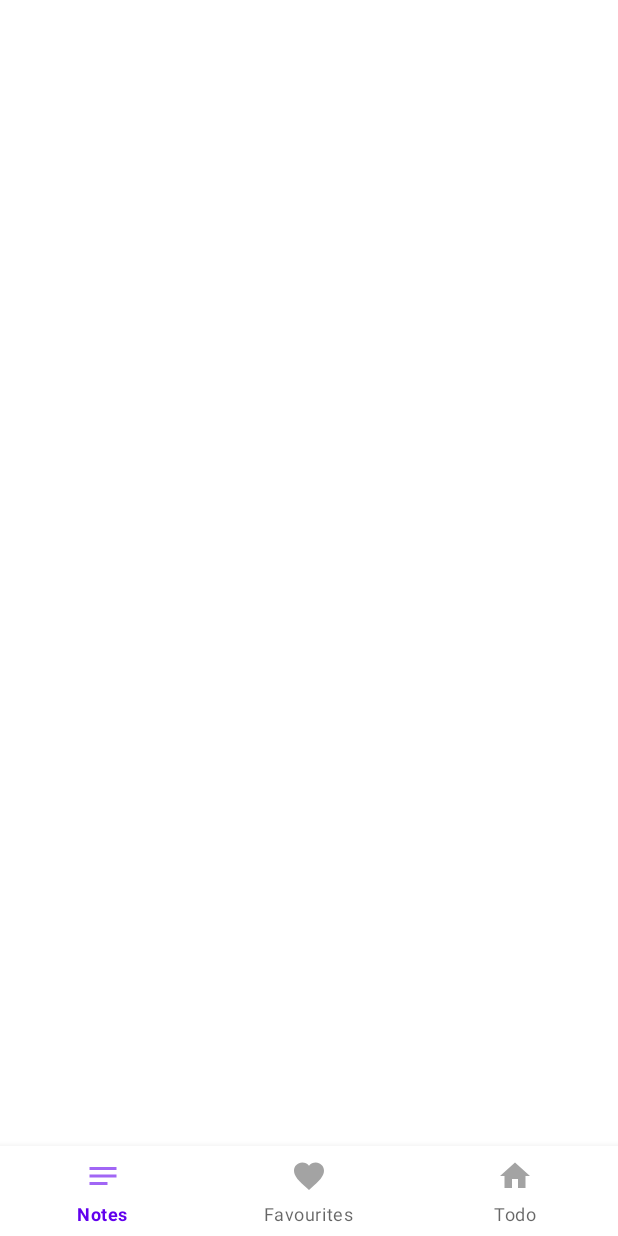
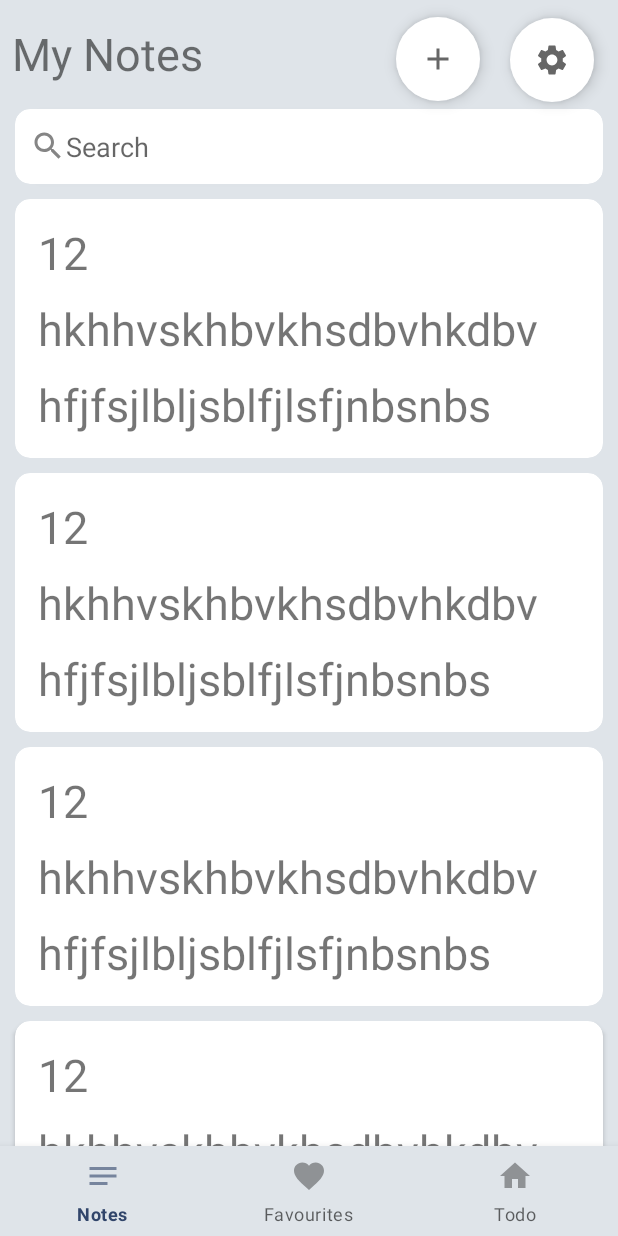
Before and after one commit to omudavid/NotezPad, an Android app: the screen it shows after launch (MainActivity), on a phone screen of 412 x 824 dp. Before the commit the screen is almost empty. Run offline under Robolectric (Android 15) with nearby library versions, the phone set to English and light mode, and no system bars; our stand-ins replace Room's generated code.

Commit message:
Adapter completed

```diff
--- a/app/build.gradle
+++ b/app/build.gradle
@@ -31,6 +31,11 @@ android {
     kotlinOptions {
         jvmTarget = '1.8'
     }
+
+    buildFeatures {
+        viewBinding = true
+
+    }
 }
 
 dependencies {
--- a/app/src/main/AndroidManifest.xml
+++ b/app/src/main/AndroidManifest.xml
@@ -19,7 +19,8 @@
             </intent-filter>
         </activity>
 
-        <activity android:name=".ui.MainActivity">
+        <activity android:name=".ui.MainActivity"
+            android:windowSoftInputMode="adjustPan">
             <intent-filter>
                 <action android:name="android.intent.action.MAIN" />
 
--- a/app/src/main/java/com/hackerman/notezpad/ui/MainActivity.kt
+++ b/app/src/main/java/com/hackerman/notezpad/ui/MainActivity.kt
@@ -7,7 +7,6 @@ import com.hackerman.notezpad.R
 class MainActivity : AppCompatActivity() {
     override fun onCreate(savedInstanceState: Bundle?) {
         super.onCreate(savedInstanceState)
-//        setContentView(R.layout.activity_main)
         setContentView(R.layout.activity_main)
     }
 }
--- /dev/null
+++ b/app/src/main/java/com/hackerman/notezpad/ui/adapter/NotesAdapter.kt
@@ -0,0 +1,50 @@
+package com.hackerman.notezpad.ui.adapter
+
+import android.view.LayoutInflater
+import android.view.View
+import android.view.ViewGroup
+import android.widget.TextClock
+import android.widget.TextView
+import androidx.recyclerview.widget.RecyclerView
+import com.hackerman.notezpad.R
+import com.hackerman.notezpad.ui.model.Note
+import java.util.zip.Inflater
+
+class NotesAdapter(var list:List<Note>, var clicker:ClickListener)
+    : RecyclerView.Adapter<NotesAdapter.ViewHolder>()
+{
+
+    class ViewHolder(itemView: View):RecyclerView.ViewHolder(itemView){
+        private val date:TextView = itemView.findViewById(R.id.note_date)
+        private val title:TextView = itemView.findViewById(R.id.note_title)
+        private val body: TextView = itemView.findViewById(R.id.note_bodySnippet)
+
+        fun initialize(currentItem:Note,clicker: ClickListener){
+            date.text = currentItem.id.toString()
+            title.text = currentItem.title
+            body.text = currentItem.body
+
+            itemView.setOnClickListener {
+                clicker.itemClick(currentItem,adapterPosition)
+            }
+        }
+    }
+
+    override fun onCreateViewHolder(parent: ViewGroup, viewType: Int): ViewHolder {
+        val itemView = LayoutInflater.from(parent.context).inflate(R.layout.note_item_template,parent,false)
+        return ViewHolder(itemView)
+    }
+
+    override fun onBindViewHolder(holder: ViewHolder, position: Int) {
+        val currentItem = list[position]
+        holder.initialize(currentItem,clicker)
+    }
+
+    override fun getItemCount() = list.size
+
+
+}
+
+interface ClickListener{
+    fun itemClick(currentItem: Note,position: Int)
+}
--- a/app/src/main/java/com/hackerman/notezpad/ui/database/Database.kt
+++ b/app/src/main/java/com/hackerman/notezpad/ui/database/Database.kt
@@ -26,5 +26,5 @@ abstract class NotezPadDatabase :RoomDatabase() {
 
     abstract fun toDosDao():ToDosDao
 
-    abstract fun NotesDao():NotesDao
+    abstract fun notesDao():NotesDao
 }
--- a/app/src/main/java/com/hackerman/notezpad/ui/screens/MainFragment.kt
+++ b/app/src/main/java/com/hackerman/notezpad/ui/screens/MainFragment.kt
@@ -5,9 +5,43 @@ import androidx.fragment.app.Fragment
 import android.view.LayoutInflater
 import android.view.View
 import android.view.ViewGroup
+import androidx.navigation.fragment.findNavController
 import com.hackerman.notezpad.R
+import com.hackerman.notezpad.databinding.FragmentMainBinding
 
 
 class MainFragment : Fragment(R.layout.fragment_main) {
+     private var binding:FragmentMainBinding? = null
+
+    override fun onCreateView(
+        inflater: LayoutInflater,
+        container: ViewGroup?,
+        savedInstanceState: Bundle?
+    ): View? {
+         binding = FragmentMainBinding.inflate(inflater, container, false)
+        return binding!!.root
+    }
+
+    override fun onActivityCreated(savedInstanceState: Bundle?) {
+        super.onActivityCreated(savedInstanceState)
+
+        setFragment(NotesFragment())
+
+        binding?.bottomNavigationView?.setOnNavigationItemSelectedListener {
+            when (it.itemId){
+                R.id.notes -> setFragment( NotesFragment())
+                R.id.favorites -> setFragment( FavouritesFragment())
+                R.id.todos -> setFragment(ToDosFragment())
+            }
+            true
+        }
+    }
+
+    private fun setFragment(fragment:Fragment){
+        fragmentManager?.beginTransaction()?.apply {
+            replace(R.id.frameLayout,fragment)
+            commit()
+        }
+    }
 
 }
--- a/app/src/main/java/com/hackerman/notezpad/ui/screens/NotesFragment.kt
+++ b/app/src/main/java/com/hackerman/notezpad/ui/screens/NotesFragment.kt
@@ -1,10 +1,57 @@
 package com.hackerman.notezpad.ui.screens
 
 
+import android.content.Context
+import android.os.Bundle
+import android.view.LayoutInflater
+import android.view.View
+import android.view.ViewGroup
+import android.view.inputmethod.InputMethodManager
+import android.widget.Toast
 import androidx.fragment.app.Fragment
+import androidx.recyclerview.widget.LinearLayoutManager
 import com.hackerman.notezpad.R
+import com.hackerman.notezpad.databinding.FragmentNotesBinding
+import com.hackerman.notezpad.ui.adapter.ClickListener
+import com.hackerman.notezpad.ui.adapter.NotesAdapter
+import com.hackerman.notezpad.ui.model.Note
 
 
-class NotesFragment : Fragment(R.layout.fragment_notes) {
+class NotesFragment : Fragment(),ClickListener {
+    private var _binding: FragmentNotesBinding? = null
+    private val binding get() = _binding
 
+    override fun onCreateView(inflater: LayoutInflater, container: ViewGroup?, savedInstanceState: Bundle?):
+            View? {
+        _binding = FragmentNotesBinding.inflate(inflater,container,false)
+        return _binding!!.root
+    }
+
+    override fun onActivityCreated(savedInstanceState: Bundle?) {
+        super.onActivityCreated(savedInstanceState)
+        view?.setOnClickListener(){
+            val imm = context?.getSystemService(Context.INPUT_METHOD_SERVICE) as InputMethodManager
+            imm.hideSoftInputFromWindow(requireView().windowToken,0)
+        }
+
+
+        val list = listOf<Note>(Note(12,"hkhhvskhbvkhsdbvhkdbv","hfjfsjlbljsblfjlsfjnbsnbs"),
+                Note(12,"hkhhvskhbvkhsdbvhkdbv","hfjfsjlbljsblfjlsfjnbsnbs"),
+                Note(12,"hkhhvskhbvkhsdbvhkdbv","hfjfsjlbljsblfjlsfjnbsnbs"),
+                Note(12,"hkhhvskhbvkhsdbvhkdbv","hfjfsjlbljsblfjlsfjnbsnbs"),
+                Note(12,"hkhhvskhbvkhsdbvhkdbv","hfjfsjlbljsblfjlsfjnbsnbs"),
+                Note(12,"hkhhvskhbvkhsdbvhkdbv","hfjfsjlbljsblfjlsfjnbsnbs"),
+
+        )
+
+
+        var adater = NotesAdapter(list,this)
+        binding?.notesFragmentRv?.adapter = adater
+        binding?.notesFragmentRv?.layoutManager = LinearLayoutManager(context)
+        adater.notifyDataSetChanged()
+    }
+
+    override fun itemClick(currentItem: Note, position: Int) {
+        Toast.makeText(context,"$currentItem",Toast.LENGTH_SHORT).show()
+    }
 }
--- a/app/src/main/res/layout/fragment_favourites.xml
+++ b/app/src/main/res/layout/fragment_favourites.xml
@@ -3,7 +3,7 @@
     xmlns:android="http://schemas.android.com/apk/res/android"
     xmlns:app="http://schemas.android.com/apk/res-auto"
     xmlns:tools="http://schemas.android.com/tools"
-    android:background="@color/colourDayThemeBg"
+    android:background="?attr/MainBackground"
     android:layout_width="match_parent"
     android:layout_height="match_parent"
     tools:context=".ui.screens.FavouritesFragment">
--- a/app/src/main/res/layout/fragment_main.xml
+++ b/app/src/main/res/layout/fragment_main.xml
@@ -8,6 +8,7 @@
     tools:context=".ui.screens.MainFragment">
 
     <FrameLayout
+        android:id="@+id/frameLayout"
         android:layout_width="match_parent"
         android:layout_height="0dp"
         app:layout_constraintBottom_toTopOf="@+id/bottomNavigationView"
@@ -15,13 +16,17 @@
         app:layout_constraintStart_toStartOf="parent"
         app:layout_constraintTop_toTopOf="parent" />
 
+
     <com.google.android.material.bottomnavigation.BottomNavigationView
         android:id="@+id/bottomNavigationView"
         android:layout_width="match_parent"
         android:layout_height="60dp"
+        android:background="?attr/MainBackground"
         app:layout_constraintBottom_toBottomOf="parent"
         app:layout_constraintEnd_toEndOf="parent"
         app:layout_constraintStart_toStartOf="parent"
+        app:layout_constraintTop_toTopOf="parent"
+        app:layout_constraintVertical_bias="1.0"
         app:menu="@menu/bottom_nav_menu" />
 
 
--- a/app/src/main/res/layout/fragment_notes.xml
+++ b/app/src/main/res/layout/fragment_notes.xml
@@ -3,7 +3,7 @@
     xmlns:android="http://schemas.android.com/apk/res/android"
     xmlns:app="http://schemas.android.com/apk/res-auto"
     xmlns:tools="http://schemas.android.com/tools"
-    android:background="@color/colourDayThemeBg"
+    android:background="?attr/MainBackground"
     android:layout_width="match_parent"
     android:layout_height="match_parent"
     tools:context=".ui.screens.NotesFragment">
@@ -25,6 +25,7 @@
         android:layout_width="0dp"
         android:layout_height="50dp"
         android:layout_marginTop="5dp"
+        android:backgroundTint="?attr/cardView"
         android:layout_marginRight ="10dp"
         android:layout_marginLeft ="10dp"
         app:cardCornerRadius="10dp"
@@ -48,10 +49,12 @@
         android:layout_height="wrap_content"
         android:layout_marginTop="20dp"
         android:layout_marginRight="20dp"
-        android:backgroundTint="@color/white"
+        android:layout_marginBottom="10dp"
+        android:backgroundTint="?attr/cardView"
         android:contentDescription="TODO"
         android:src="@drawable/ic_add"
         app:borderWidth="0dp"
+        android:elevation="300dp"
         app:layout_constraintBottom_toBottomOf="@+id/floatingActionButton2"
         app:layout_constraintEnd_toStartOf="@+id/floatingActionButton2"
         app:layout_constraintTop_toTopOf="parent" />
@@ -60,11 +63,11 @@
         android:id="@+id/floatingActionButton2"
         android:layout_width="wrap_content"
         android:layout_height="wrap_content"
-        android:backgroundTint="@color/white"
-        android:layout_marginTop= "20dp"
-        android:layout_marginRight="20dp"
+        android:layout_marginTop="12dp"
+        android:layout_marginEnd="16dp"
+        android:backgroundTint="?attr/cardView"
+        android:src="@drawable/ic_settings"
         app:borderWidth="0dp"
-        android:src="@drawable/ic_settings"
         app:layout_constraintEnd_toEndOf="parent"
         app:layout_constraintTop_toTopOf="parent" />
 
@@ -74,10 +77,11 @@
         android:layout_height="0dp"
         app:layout_constraintBottom_toBottomOf="parent"
         app:layout_constraintEnd_toEndOf="parent"
+        app:layout_constraintHorizontal_bias="0.0"
         app:layout_constraintStart_toStartOf="parent"
         app:layout_constraintTop_toBottomOf="@+id/cardView"
+        app:layout_constraintVertical_bias="0.0"
         tools:listitem="@layout/note_item_template" />
 
 
-
 </androidx.constraintlayout.widget.ConstraintLayout>
--- a/app/src/main/res/layout/fragment_to_dos.xml
+++ b/app/src/main/res/layout/fragment_to_dos.xml
@@ -3,7 +3,7 @@
     xmlns:android="http://schemas.android.com/apk/res/android"
     xmlns:app="http://schemas.android.com/apk/res-auto"
     xmlns:tools="http://schemas.android.com/tools"
-    android:background="@color/colourDayThemeBg"
+    android:background="?attr/MainBackground"
     android:layout_width="match_parent"
     android:layout_height="match_parent"
     tools:context=".ui.screens.ToDosFragment">
--- a/app/src/main/res/layout/note_item_template.xml
+++ b/app/src/main/res/layout/note_item_template.xml
@@ -2,7 +2,6 @@
 <androidx.cardview.widget.CardView
     xmlns:android="http://schemas.android.com/apk/res/android"
     xmlns:app="http://schemas.android.com/apk/res-auto"
-    xmlns:tools="http://schemas.android.com/tools"
     android:layout_marginTop="10dp"
     android:layout_marginLeft="10dp"
     android:layout_marginRight="10dp"
@@ -16,7 +15,7 @@
         android:layout_height="wrap_content">
 
         <TextView
-            android:id="@+id/textView2"
+            android:id="@+id/note_date"
             android:layout_width="wrap_content"
             android:layout_height="wrap_content"
             android:text="date"
@@ -26,17 +25,17 @@
             app:layout_constraintTop_toTopOf="parent" />
 
         <TextView
-            android:id="@+id/textView3"
+            android:id="@+id/note_title"
             android:layout_width="wrap_content"
             android:layout_height="wrap_content"
             android:layout_margin="10dp"
             android:text="Title"
             android:textSize="30sp"
             app:layout_constraintStart_toStartOf="parent"
-            app:layout_constraintTop_toBottomOf="@+id/textView2" />
+            app:layout_constraintTop_toBottomOf="@+id/note_date" />
 
         <TextView
-
+            android:id="@+id/note_bodySnippet"
             android:layout_width="wrap_content"
             android:layout_height="wrap_content"
             android:layout_margin="10dp"
@@ -46,7 +45,7 @@
             android:textSize="30sp"
             app:layout_constraintBottom_toBottomOf="parent"
             app:layout_constraintStart_toStartOf="parent"
-            app:layout_constraintTop_toBottomOf="@+id/textView3" />
+            app:layout_constraintTop_toBottomOf="@+id/note_title" />
 
 
     </androidx.constraintlayout.widget.ConstraintLayout>
--- a/app/src/main/res/values-night/themes.xml
+++ b/app/src/main/res/values-night/themes.xml
@@ -2,7 +2,7 @@
     <!-- Base application theme. -->
     <style name="Theme.NotezPad" parent="Theme.MaterialComponents.DayNight.NoActionBar">
         <!-- Primary brand color. -->
-        <item name="colorPrimary">@color/purple_200</item>
+        <item name="colorPrimary">#31456A</item>
         <item name="colorPrimaryVariant">@color/purple_700</item>
         <item name="colorOnPrimary">@color/black</item>
         <!-- Secondary brand color. -->
@@ -12,6 +12,8 @@
         <!-- Status bar color. -->
         <item name="android:statusBarColor" tools:targetApi="l">?attr/colorPrimaryVariant</item>
         <!-- Customize your theme here. -->
+        <item name="MainBackground">@color/colorDarkThemeBg</item>
+        <item name="cardView">@color/darkCard</item>
     </style>
 
     <style name="splashTheme" parent="Theme.AppCompat.Light.NoActionBar">
--- /dev/null
+++ b/app/src/main/res/values/attr.xml
@@ -0,0 +1,5 @@
+<?xml version="1.0" encoding="utf-8"?>
+<resources>
+    <attr name="MainBackground" format="color"/>
+    <attr name="cardView" format="color"/>
+</resources>
--- a/app/src/main/res/values/colors.xml
+++ b/app/src/main/res/values/colors.xml
@@ -1,11 +1,13 @@
 <?xml version="1.0" encoding="utf-8"?>
 <resources>
     <color name="purple_200">#FFBB86FC</color>
-    <color name="purple_500">#FF6200EE</color>
-    <color name="purple_700">#FF3700B3</color>
+    <color name="purple_500">#31456A</color>
+    <color name="purple_700">#31456A</color>
     <color name="teal_200">#FF03DAC5</color>
     <color name="teal_700">#FF018786</color>
     <color name="black">#FF000000</color>
     <color name="white">#FFFFFFFF</color>
-    <color name="colourDayThemeBg">#DFE4E9</color>
+    <color name="colourLightThemeBg">#DFE4E9</color>
+    <color name="colorDarkThemeBg">#202020</color>
+    <color name="darkCard">#A9A9A9</color>
 </resources>
--- a/app/src/main/res/values/themes.xml
+++ b/app/src/main/res/values/themes.xml
@@ -13,6 +13,8 @@
         <!-- Status bar color. -->
         <item name="android:statusBarColor" tools:targetApi="l">?attr/colorPrimaryVariant</item>
         <!-- Customize your theme here. -->
+        <item name="MainBackground">@color/colourLightThemeBg</item>
+        <item name="cardView">@color/white</item>
     </style>
 
     <style name="splashTheme" parent="Theme.AppCompat.Light.NoActionBar">
```
Also changed, not shown: app/src/main/java/com/hackerman/notezpad/ui/repository/Repository.kt (+6 -6 lines), app/src/main/java/com/hackerman/notezpad/ui/repository/RepositoryImpl.kt (+6 -6 lines), app/src/main/java/com/hackerman/notezpad/ui/viewmodel/NoteFragmentViewModel.kt (added, +45 -0 lines), app/src/main/java/com/hackerman/notezpad/ui/viewmodel/NotesFragmentViewModel.kt (added, +41 -0 lines).
